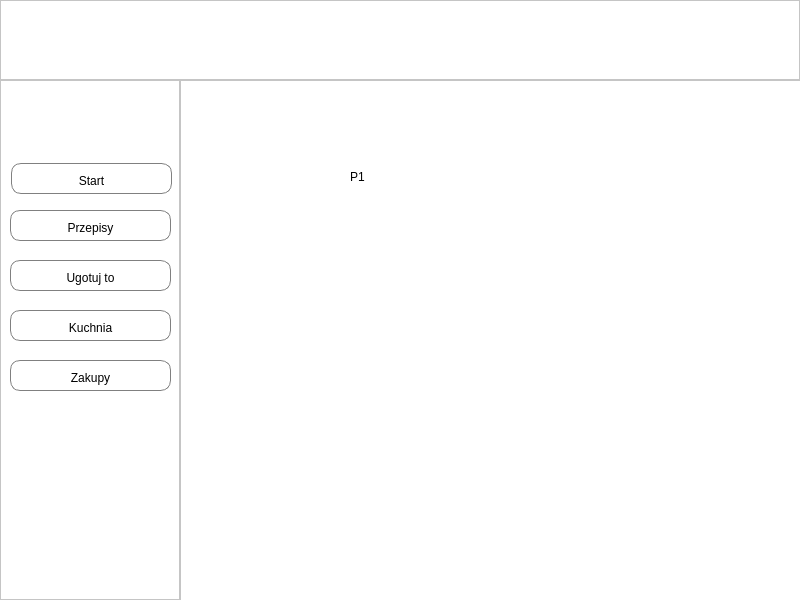
This is FeedMe/mainwindow.ui in xzqvac/FeedMe as Qt 5 draws it before an edit. The edited form follows.
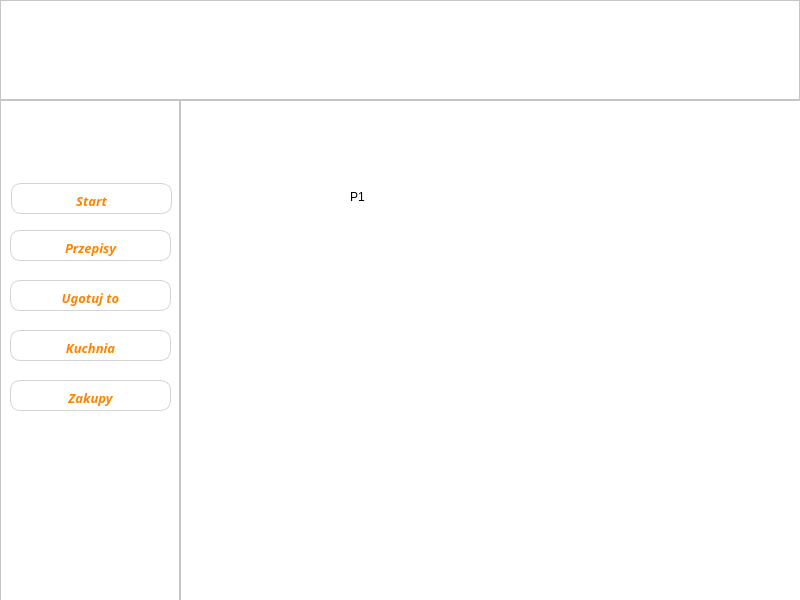
This is the edited form. The open tabs and pages were chosen to show the change. Icons and pictures are not drawn.

```diff
--- a/FeedMe/mainwindow.ui
+++ b/FeedMe/mainwindow.ui
@@ -87,7 +87,7 @@
       <x>0</x>
       <y>0</y>
       <width>800</width>
-      <height>80</height>
+      <height>100</height>
      </rect>
     </property>
     <property name="frameShape">
@@ -96,12 +96,28 @@
     <property name="frameShadow">
      <enum>QFrame::Raised</enum>
     </property>
+    <widget class="QLabel" name="logo">
+     <property name="geometry">
+      <rect>
+       <x>250</x>
+       <y>10</y>
+       <width>300</width>
+       <height>87</height>
+      </rect>
+     </property>
+     <property name="text">
+      <string/>
+     </property>
+     <property name="pixmap">
+      <pixmap>images/l11.png</pixmap>
+     </property>
+    </widget>
    </widget>
    <widget class="QFrame" name="leftMenu">
     <property name="geometry">
      <rect>
       <x>0</x>
-      <y>80</y>
+      <y>100</y>
       <width>180</width>
       <height>520</height>
      </rect>
@@ -121,18 +137,36 @@
        <height>31</height>
       </rect>
      </property>
+     <property name="font">
+      <font>
+       <family>Miriam Mono CLM</family>
+       <pointsize>10</pointsize>
+       <weight>99</weight>
+       <italic>true</italic>
+       <bold>true</bold>
+      </font>
+     </property>
+     <property name="cursor">
+      <cursorShape>OpenHandCursor</cursorShape>
+     </property>
      <property name="layoutDirection">
       <enum>Qt::RightToLeft</enum>
      </property>
+     <property name="autoFillBackground">
+      <bool>false</bool>
+     </property>
      <property name="styleSheet">
       <string notr="true">QPushButton {
 	background-color: rgb(255,255,255);
-	border-style: solid;
-	border-color: grey;
+	border-style: solid; 
+    vertical-align: middle;
 	border-width: 1px;
 	padding-top: 5px;
 	color: rgb(0, 0, 0);
-	border-radius: 10px;
+    font-weight: 900;	
+	border-radius:10px;
+	border-color: lightgrey;  
+	color:rgb(255, 132, 0)
 }
 QPushButton:hover {
 	background-color: rgb(255, 170, 0)
@@ -155,14 +189,23 @@
        <height>31</height>
       </rect>
      </property>
+     <property name="font">
+      <font>
+       <family>Miriam Mono CLM</family>
+       <pointsize>10</pointsize>
+       <weight>75</weight>
+       <italic>true</italic>
+       <bold>true</bold>
+      </font>
+     </property>
      <property name="styleSheet">
       <string notr="true">QPushButton {
 	background-color: rgb(255,255,255);
 	border-style: solid;
-	border-color: grey;
 	border-width: 1px;
 	padding-top: 5px;
-	color: rgb(0, 0, 0);
+	border-color: lightgrey;  
+	color:rgb(255, 132, 0);
 	border-radius: 10px;
 }
 QPushButton:hover {
@@ -186,15 +229,25 @@
        <height>31</height>
       </rect>
      </property>
+     <property name="font">
+      <font>
+       <family>Miriam Mono CLM</family>
+       <pointsize>10</pointsize>
+       <weight>75</weight>
+       <italic>true</italic>
+       <bold>true</bold>
+      </font>
+     </property>
      <property name="styleSheet">
       <string notr="true">QPushButton {
 	background-color: rgb(255,255,255);
 	border-style: solid;
-	border-color: grey;
 	border-width: 1px;
 	padding-top: 5px;
 	color: rgb(0, 0, 0);
 	border-radius: 10px;
+	border-color: lightgrey;  
+	color:rgb(255, 132, 0);
 }
 QPushButton:hover {
 	background-color: rgb(255, 170, 0)
@@ -217,15 +270,25 @@
        <height>31</height>
       </rect>
      </property>
+     <property name="font">
+      <font>
+       <family>Miriam Mono CLM</family>
+       <pointsize>10</pointsize>
+       <weight>75</weight>
+       <italic>true</italic>
+       <bold>true</bold>
+      </font>
+     </property>
      <property name="styleSheet">
       <string notr="true">QPushButton {
 	background-color: rgb(255,255,255);
 	border-style: solid;
-	border-color: grey;
 	border-width: 1px;
 	padding-top: 5px;
 	color: rgb(0, 0, 0);
 	border-radius: 10px;
+	border-color: lightgrey;  
+	color:rgb(255, 132, 0);
 }
 QPushButton:hover {
 	background-color: rgb(255, 170, 0)
@@ -248,15 +311,25 @@
        <height>31</height>
       </rect>
      </property>
+     <property name="font">
+      <font>
+       <family>Miriam Mono CLM</family>
+       <pointsize>10</pointsize>
+       <weight>75</weight>
+       <italic>true</italic>
+       <bold>true</bold>
+      </font>
+     </property>
      <property name="styleSheet">
       <string notr="true">QPushButton {
 	background-color: rgb(255,255,255);
 	border-style: solid;
-	border-color: grey;
 	border-width: 1px;
 	padding-top: 5px;
 	color: rgb(0, 0, 0);
 	border-radius: 10px;
+	border-color: lightgrey;  
+	color:rgb(255, 132, 0);
 }
 QPushButton:hover {
 	background-color: rgb(255, 170, 0)
@@ -275,7 +348,7 @@
     <property name="geometry">
      <rect>
       <x>180</x>
-      <y>80</y>
+      <y>100</y>
       <width>621</width>
       <height>521</height>
      </rect>
@@ -298,7 +371,7 @@
        <x>0</x>
        <y>0</y>
        <width>621</width>
-       <height>521</height>
+       <height>501</height>
       </rect>
      </property>
      <property name="currentIndex">
```
Left out of the diff: 34 changed lines with no effect on the pictures.
